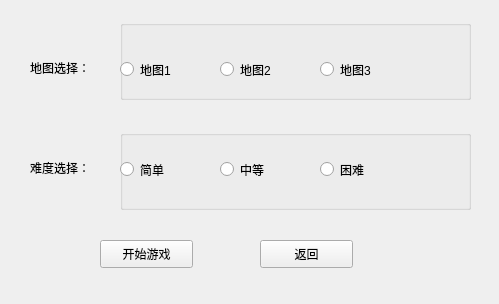
Old version of the form snake/choose.ui in the repository licao2998/535-project.
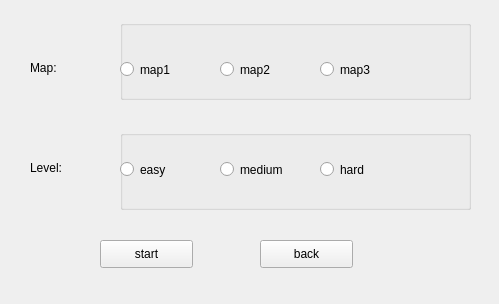
New version of the form.

What changed in the file:
```diff
--- a/snake/choose.ui
+++ b/snake/choose.ui
@@ -38,7 +38,7 @@
     </rect>
    </property>
    <property name="text">
-    <string>地图选择：</string>
+    <string>Map:</string>
    </property>
   </widget>
   <widget class="QLabel" name="label_2">
@@ -51,7 +51,7 @@
     </rect>
    </property>
    <property name="text">
-    <string>难度选择：</string>
+    <string>Level:</string>
    </property>
   </widget>
   <widget class="QGroupBox" name="groupBox">
@@ -79,7 +79,7 @@
      </rect>
     </property>
     <property name="text">
-     <string>地图1</string>
+     <string>map1</string>
     </property>
    </widget>
    <widget class="QRadioButton" name="map2Rb">
@@ -92,7 +92,7 @@
      </rect>
     </property>
     <property name="text">
-     <string>地图2</string>
+     <string>map2</string>
     </property>
    </widget>
    <widget class="QRadioButton" name="map3Rb">
@@ -105,7 +105,7 @@
      </rect>
     </property>
     <property name="text">
-     <string>地图3</string>
+     <string>map3</string>
     </property>
    </widget>
   </widget>
@@ -131,7 +131,7 @@
      </rect>
     </property>
     <property name="text">
-     <string>简单</string>
+     <string>easy</string>
     </property>
    </widget>
    <widget class="QRadioButton" name="medRb">
@@ -144,7 +144,7 @@
      </rect>
     </property>
     <property name="text">
-     <string>中等</string>
+     <string>medium</string>
     </property>
    </widget>
    <widget class="QRadioButton" name="hardRb">
@@ -157,7 +157,7 @@
      </rect>
     </property>
     <property name="text">
-     <string>困难</string>
+     <string>hard</string>
     </property>
    </widget>
   </widget>
@@ -171,7 +171,7 @@
     </rect>
    </property>
    <property name="text">
-    <string>开始游戏</string>
+    <string>start</string>
    </property>
   </widget>
   <widget class="QPushButton" name="retBtn">
@@ -184,7 +184,7 @@
     </rect>
    </property>
    <property name="text">
-    <string>返回</string>
+    <string>back</string>
    </property>
   </widget>
  </widget>
```
